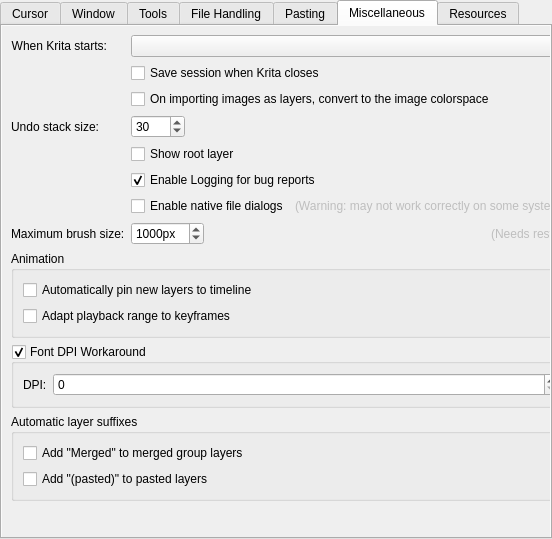
First picture: the form in libs/ui/forms/wdggeneralsettings.ui, repository KDE/krita, before the edit.
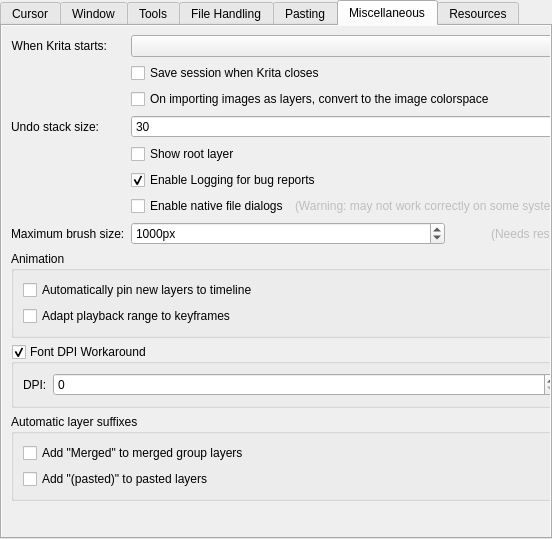
Second picture: the form after the edit. The open tabs and pages were chosen to show the change. Custom widgets are drawn as their Qt base class.

```diff
--- a/libs/ui/forms/wdggeneralsettings.ui
+++ b/libs/ui/forms/wdggeneralsettings.ui
@@ -1186,21 +1186,6 @@
             </widget>
            </item>
            <item row="3" column="1">
-            <widget class="QFrame" name="frame_3">
-             <layout class="QHBoxLayout" name="horizontalLayout_5">
-              <property name="leftMargin">
-               <number>0</number>
-              </property>
-              <property name="topMargin">
-               <number>0</number>
-              </property>
-              <property name="rightMargin">
-               <number>0</number>
-              </property>
-              <property name="bottomMargin">
-               <number>0</number>
-              </property>
-              <item>
                <widget class="KisIntParseSpinBox" name="m_undoStackSize">
                 <property name="toolTip">
                  <string>Only applies to new or newly opened images.</string>
@@ -1219,22 +1204,6 @@
                 </property>
                </widget>
               </item>
-              <item>
-               <spacer name="horizontalSpacer">
-                <property name="orientation">
-                 <enum>Qt::Horizontal</enum>
-                </property>
-                <property name="sizeHint" stdset="0">
-                 <size>
-                  <width>40</width>
-                  <height>20</height>
-                 </size>
-                </property>
-               </spacer>
-              </item>
-             </layout>
-            </widget>
-           </item>
            <item row="4" column="1">
             <widget class="QCheckBox" name="chkShowRootLayer">
              <property name="text">
@@ -1333,6 +1302,12 @@
               </property>
               <item>
                <widget class="QSpinBox" name="intMaxBrushSize">
+                <property name="sizePolicy">
+                 <sizepolicy hsizetype="MinimumExpanding" vsizetype="Fixed">
+                  <horstretch>0</horstretch>
+                  <verstretch>0</verstretch>
+                 </sizepolicy>
+                </property>
                 <property name="toolTip">
                  <string>The maximum diameter of a brush in pixels.</string>
                 </property>
@@ -1351,14 +1326,17 @@
                </widget>
               </item>
               <item>
-               <spacer name="horizontalSpacer_2">
+               <spacer name="horizontalSpacer">
                 <property name="orientation">
                  <enum>Qt::Horizontal</enum>
                 </property>
+                <property name="sizeType">
+                 <enum>QSizePolicy::Maximum</enum>
+                </property>
                 <property name="sizeHint" stdset="0">
                  <size>
                   <width>40</width>
-                  <height>20</height>
+                  <height>0</height>
                  </size>
                 </property>
                </spacer>
```
Lines whose indentation alone changed are shown as unchanged.
